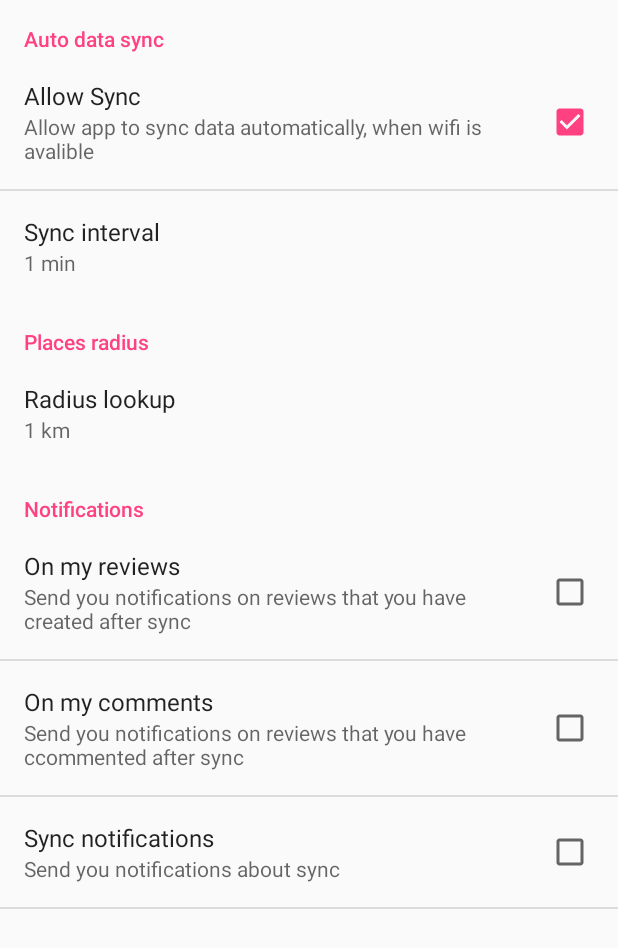
After one commit to kimnovak/finder, an Android app: the fragment SettingsFragment shown on its own in the app's theme, on a phone screen of 412 x 824 dp. The commit adds this screen. Shown: the top 948 px of the screen. Run offline under Robolectric (Android 15) with nearby library versions, the phone set to English and light mode, and no system bars.

Commit message:
added preferences activity #10

```diff
--- a/Finder/app/src/main/AndroidManifest.xml
+++ b/Finder/app/src/main/AndroidManifest.xml
@@ -28,6 +28,8 @@
         </activity>
         <activity android:name=".activities.RegistrationActivity">
         </activity>
+        <activity android:name=".activities.FinderPreferenceActivity">
+        </activity>
     </application>
 
 </manifest>
--- a/Finder/app/src/main/java/ftn/tim2/finder/MainActivity.java
+++ b/Finder/app/src/main/java/ftn/tim2/finder/MainActivity.java
@@ -7,6 +7,7 @@ import android.view.View;
 import android.widget.Button;
 
 import ftn.tim2.finder.activities.CommentActivity;
+import ftn.tim2.finder.activities.FinderPreferenceActivity;
 import ftn.tim2.finder.activities.LoginActivity;
 import ftn.tim2.finder.activities.ProfileDetailsActivity;
 import ftn.tim2.finder.activities.ProfileEditActivity;
@@ -67,5 +68,13 @@ public class MainActivity extends AppCompatActivity {
                 startActivity(intent);
             }
         });
+        Button preferencesBtn = findViewById(R.id.preferences);
+        preferencesBtn.setOnClickListener(new View.OnClickListener() {
+            @Override
+            public void onClick(View v) {
+                Intent intent = new Intent(MainActivity.this, FinderPreferenceActivity.class);
+                startActivity(intent);
+            }
+        });
     }
 }
--- /dev/null
+++ b/Finder/app/src/main/java/ftn/tim2/finder/activities/FinderPreferenceActivity.java
@@ -0,0 +1,39 @@
+package ftn.tim2.finder.activities;
+
+import android.os.Bundle;
+import android.preference.PreferenceActivity;
+import android.preference.PreferenceFragment;
+import android.support.v4.app.NavUtils;
+import android.view.MenuItem;
+
+import ftn.tim2.finder.R;
+import ftn.tim2.finder.fragments.SettingsFragment;
+
+public class FinderPreferenceActivity extends PreferenceActivity {
+
+    @SuppressWarnings("deprecation")
+    @Override
+    protected void onCreate(Bundle savedInstanceState) {
+        super.onCreate(savedInstanceState);
+        getFragmentManager().beginTransaction().replace(android.R.id.content,
+                new SettingsFragment()).commit();
+    }
+
+    @Override
+    public boolean onOptionsItemSelected(MenuItem item) {
+        switch (item.getItemId()) {
+            // Respond to the action bar's Up/Home button
+            case android.R.id.home:
+                NavUtils.navigateUpFromSameTask(this);
+                return true;
+        }
+        return super.onOptionsItemSelected(item);
+    }
+
+    @Override
+    protected void onResume() {
+        super.onResume();
+    }
+
+
+}
--- /dev/null
+++ b/Finder/app/src/main/java/ftn/tim2/finder/fragments/SettingsFragment.java
@@ -0,0 +1,18 @@
+package ftn.tim2.finder.fragments;
+
+import android.os.Bundle;
+import android.preference.PreferenceFragment;
+import android.support.annotation.Nullable;
+
+import ftn.tim2.finder.R;
+
+
+
+public class SettingsFragment extends PreferenceFragment {
+
+    @Override
+    public void onCreate(@Nullable Bundle savedInstanceState) {
+        super.onCreate(savedInstanceState);
+        addPreferencesFromResource(R.xml.app_preferences);
+    }
+}
--- a/Finder/app/src/main/res/layout/activity_main.xml
+++ b/Finder/app/src/main/res/layout/activity_main.xml
@@ -46,5 +46,10 @@
         android:layout_height="wrap_content"
         android:id="@+id/registration"
         android:text="Registration"/>
+    <Button
+        android:layout_width="match_parent"
+        android:layout_height="wrap_content"
+        android:id="@+id/preferences"
+        android:text="Preferences"/>
 
 </LinearLayout>
--- /dev/null
+++ b/Finder/app/src/main/res/values/arrays.xml
@@ -0,0 +1,31 @@
+<?xml version="1.0" encoding="utf-8"?>
+<resources>
+
+    <string-array name="pref_syncConnectionTypes_entries">
+        <item>1 min</item>
+        <item>10 min</item>
+        <item>30 min</item>
+        <item>60 min</item>
+    </string-array>
+
+    <string-array name="pref_syncConnectionTypes_values">
+        <item>1</item>
+        <item>10</item>
+        <item>30</item>
+        <item>60</item>
+    </string-array>
+
+    <string-array name="pref_radiusConnectionTypes_entries">
+        <item>1 km</item>
+        <item>3 km</item>
+        <item>5 km</item>
+        <item>10 km</item>
+    </string-array>
+
+    <string-array name="pref_radiusConnectionTypes_values">
+        <item>1</item>
+        <item>2</item>
+        <item>3</item>
+        <item>10</item>
+    </string-array>
+</resources>
--- a/Finder/app/src/main/res/values/strings.xml
+++ b/Finder/app/src/main/res/values/strings.xml
@@ -4,4 +4,25 @@
     <string name="emailph">Email</string>
     <string name="seeAllUsersBtn">See All Users</string>
     <string name="viewFriendsBtn">Friends</string>
+
+    <string name="pref_sync_title">Allow Sync</string>
+    <string name="pref_sync_summ">Allow app to sync data automatically, when wifi is avalible</string>
+    <string name="pref_syncConnectionType">Sync interval</string>
+    <string name="pref_radiusConnectionType">Radius lookup</string>
+
+    <string name="pref_sync_list">pref_sync_list</string>
+    <string name="pref_radius">pref_radius</string>
+    <string name="pref_sync">pref_sync</string>
+
+    <string name="notifications">Notifications</string>
+    <string name="notif_on_my_review">On my reviews</string>
+    <string name="notif_on_my_comment">On my comments</string>
+    <string name="notif_on_my_review_key">notif_on_my_review</string>
+    <string name="notif_on_my_comment_key">notif_on_my_comment</string>
+    <string name="notif_on_my_review_summ">Send you notifications on reviews that you have created after sync</string>
+    <string name="notif_on_my_comment_summ">Send you notifications on reviews that you have ccommented after sync</string>
+
+    <string name="notif_on_sync_key">notif_on_sync</string>
+    <string name="notif_on_sync_summ">Send you notifications about sync</string>
+    <string name="notif_on_sync_title">Sync notifications</string>
 </resources>
--- /dev/null
+++ b/Finder/app/src/main/res/xml/app_preferences.xml
@@ -0,0 +1,65 @@
+<?xml version="1.0" encoding="utf-8"?>
+<PreferenceScreen xmlns:android="http://schemas.android.com/apk/res/android" >
+
+    <PreferenceCategory
+        android:title="Auto data sync"
+        android:key="sync_settings">
+
+        <CheckBoxPreference
+            android:defaultValue="false"
+            android:key="@string/pref_sync"
+            android:summary="@string/pref_sync_summ"
+            android:title="@string/pref_sync_title" />
+
+        <ListPreference
+            android:dependency="@string/pref_sync"
+            android:dialogTitle="@string/pref_syncConnectionType"
+            android:entries="@array/pref_syncConnectionTypes_entries"
+            android:entryValues="@array/pref_syncConnectionTypes_values"
+            android:key="@string/pref_sync_list"
+            android:title="@string/pref_syncConnectionType"
+            android:summary="%s"
+            android:defaultValue="1"/>
+
+    </PreferenceCategory>
+
+    <PreferenceCategory
+        android:title="Places radius"
+        android:key="radius_settings">
+
+        <ListPreference
+            android:dialogTitle="@string/pref_radiusConnectionType"
+            android:entries="@array/pref_radiusConnectionTypes_entries"
+            android:entryValues="@array/pref_radiusConnectionTypes_values"
+            android:key="@string/pref_radius"
+            android:title="@string/pref_radiusConnectionType"
+            android:summary="%s"
+            android:defaultValue="1"/>
+
+    </PreferenceCategory>
+
+    <PreferenceCategory
+        android:title="@string/notifications"
+        android:key="notif_settings">
+
+        <CheckBoxPreference
+            android:defaultValue="false"
+            android:key="@string/notif_on_my_review_key"
+            android:summary="@string/notif_on_my_review_summ"
+            android:title="@string/notif_on_my_review" />
+
+        <CheckBoxPreference
+            android:defaultValue="false"
+            android:key="@string/notif_on_my_comment_key"
+            android:summary="@string/notif_on_my_comment_summ"
+            android:title="@string/notif_on_my_comment" />
+
+        <CheckBoxPreference
+            android:defaultValue="false"
+            android:key="@string/notif_on_sync_key"
+            android:summary="@string/notif_on_sync_summ"
+            android:title="@string/notif_on_sync_title" />
+
+    </PreferenceCategory>
+
+</PreferenceScreen>
```
